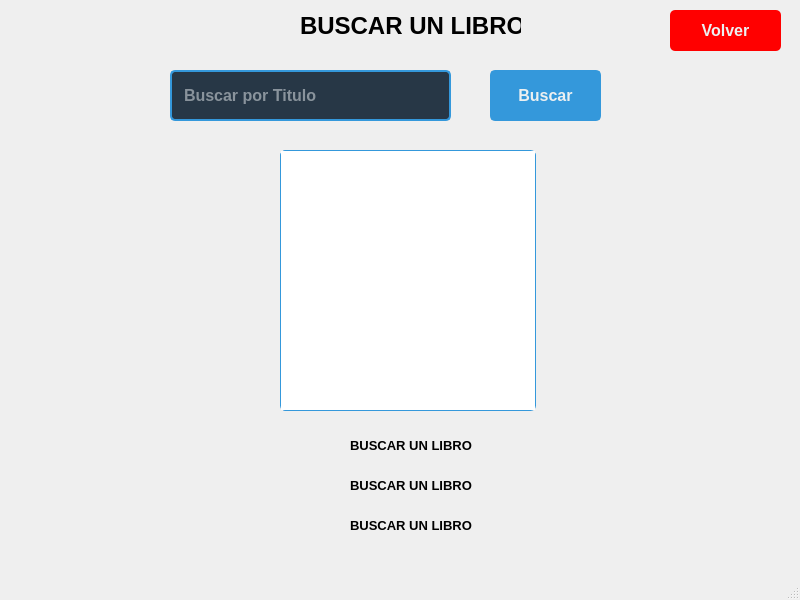
Above: plantillas/paginaBuscar.ui from c4rlos-m/proyecto before the change. Below: the same form after it.
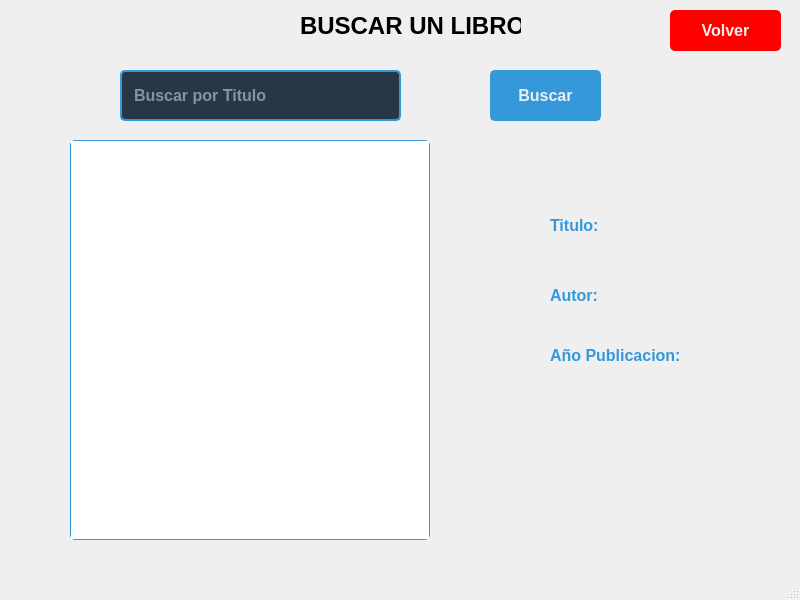
That is the form after the change.

Diff of the .ui file:
```diff
--- a/plantillas/paginaBuscar.ui
+++ b/plantillas/paginaBuscar.ui
@@ -59,7 +59,7 @@
    <widget class="QLineEdit" name="autorInput">
     <property name="geometry">
      <rect>
-      <x>170</x>
+      <x>120</x>
       <y>70</y>
       <width>281</width>
       <height>51</height>
@@ -97,12 +97,17 @@
    <widget class="QGraphicsView" name="graphicsView">
     <property name="geometry">
      <rect>
-      <x>280</x>
-      <y>150</y>
-      <width>256</width>
-      <height>261</height>
+      <x>70</x>
+      <y>140</y>
+      <width>360</width>
+      <height>400</height>
      </rect>
     </property>
+    <property name="font">
+     <font>
+      <pointsize>18</pointsize>
+     </font>
+    </property>
     <property name="styleSheet">
      <string notr="true">border: 1px solid #3498DB;
 border-radius: 5px;</string>
@@ -111,15 +116,15 @@
    <widget class="QLabel" name="label_2">
     <property name="geometry">
      <rect>
-      <x>350</x>
-      <y>430</y>
-      <width>221</width>
+      <x>550</x>
+      <y>240</y>
+      <width>181</width>
       <height>31</height>
      </rect>
     </property>
     <property name="font">
      <font>
-      <pointsize>10</pointsize>
+      <pointsize>12</pointsize>
       <bold>true</bold>
      </font>
     </property>
@@ -127,21 +132,21 @@
      <number>5</number>
     </property>
     <property name="text">
-     <string>BUSCAR UN LIBRO</string>
+     <string/>
     </property>
    </widget>
    <widget class="QLabel" name="label_3">
     <property name="geometry">
      <rect>
-      <x>350</x>
-      <y>470</y>
-      <width>221</width>
+      <x>550</x>
+      <y>310</y>
+      <width>181</width>
       <height>31</height>
      </rect>
     </property>
     <property name="font">
      <font>
-      <pointsize>10</pointsize>
+      <pointsize>12</pointsize>
       <bold>true</bold>
      </font>
     </property>
@@ -149,21 +154,21 @@
      <number>5</number>
     </property>
     <property name="text">
-     <string>BUSCAR UN LIBRO</string>
+     <string/>
     </property>
    </widget>
    <widget class="QLabel" name="label_4">
     <property name="geometry">
      <rect>
-      <x>350</x>
-      <y>510</y>
+      <x>550</x>
+      <y>370</y>
       <width>221</width>
       <height>31</height>
      </rect>
     </property>
     <property name="font">
      <font>
-      <pointsize>10</pointsize>
+      <pointsize>12</pointsize>
       <bold>true</bold>
      </font>
     </property>
@@ -171,7 +176,7 @@
      <number>5</number>
     </property>
     <property name="text">
-     <string>BUSCAR UN LIBRO</string>
+     <string/>
     </property>
    </widget>
    <widget class="QPushButton" name="logoutButton">
@@ -201,6 +206,81 @@
      <string>Volver</string>
     </property>
    </widget>
+   <widget class="QLabel" name="label_5">
+    <property name="geometry">
+     <rect>
+      <x>550</x>
+      <y>210</y>
+      <width>51</width>
+      <height>31</height>
+     </rect>
+    </property>
+    <property name="font">
+     <font>
+      <pointsize>12</pointsize>
+      <bold>true</bold>
+     </font>
+    </property>
+    <property name="toolTipDuration">
+     <number>5</number>
+    </property>
+    <property name="styleSheet">
+     <string notr="true">color:#3498DB</string>
+    </property>
+    <property name="text">
+     <string>Titulo:</string>
+    </property>
+   </widget>
+   <widget class="QLabel" name="label_6">
+    <property name="geometry">
+     <rect>
+      <x>550</x>
+      <y>280</y>
+      <width>51</width>
+      <height>31</height>
+     </rect>
+    </property>
+    <property name="font">
+     <font>
+      <pointsize>12</pointsize>
+      <bold>true</bold>
+     </font>
+    </property>
+    <property name="toolTipDuration">
+     <number>5</number>
+    </property>
+    <property name="styleSheet">
+     <string notr="true">color:#3498DB</string>
+    </property>
+    <property name="text">
+     <string>Autor:</string>
+    </property>
+   </widget>
+   <widget class="QLabel" name="label_7">
+    <property name="geometry">
+     <rect>
+      <x>550</x>
+      <y>340</y>
+      <width>221</width>
+      <height>31</height>
+     </rect>
+    </property>
+    <property name="font">
+     <font>
+      <pointsize>12</pointsize>
+      <bold>true</bold>
+     </font>
+    </property>
+    <property name="toolTipDuration">
+     <number>5</number>
+    </property>
+    <property name="styleSheet">
+     <string notr="true">color:#3498DB</string>
+    </property>
+    <property name="text">
+     <string>Año Publicacion:</string>
+    </property>
+   </widget>
   </widget>
   <widget class="QMenuBar" name="menubar">
    <property name="geometry">
```
